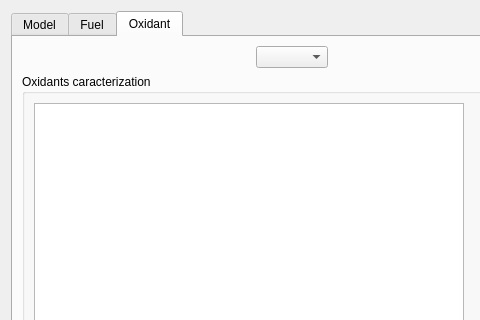
Above: python/code_saturne/gui/case/CoalCombustionForm.ui from code-saturne/code_saturne before the change; both pictures show x 0 to 480 and y 0 to 320 of the 584 by 1067 pixel window. Below: the same form after it.
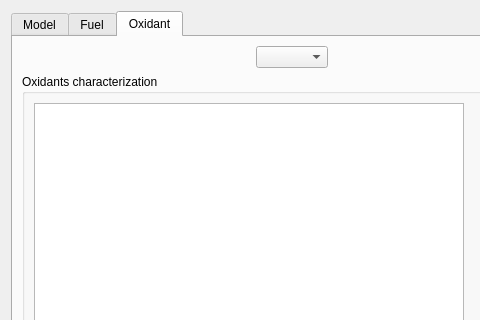
That is the form after the change. The open tabs and pages were chosen to show the change.

Commit message:
GUI: fix typos in labels and tooltips
- "Specifiy" in run dialogs, and missing "and" in the number of
  nodes tooltip
- duplicated "the the" in Lagrangian two-way coupling tooltips
- "caracterization", "brigthness"

What changed in the file:
```diff
--- a/python/code_saturne/gui/case/CoalCombustionForm.ui
+++ b/python/code_saturne/gui/case/CoalCombustionForm.ui
@@ -1915,7 +1915,7 @@
        <item>
         <widget class="QGroupBox" name="groupBox">
          <property name="title">
-          <string>Oxidants caracterization</string>
+          <string>Oxidants characterization</string>
          </property>
          <layout class="QGridLayout" name="gridLayout_11">
           <item row="0" column="0">
```
The commit also changes 4 other files.
